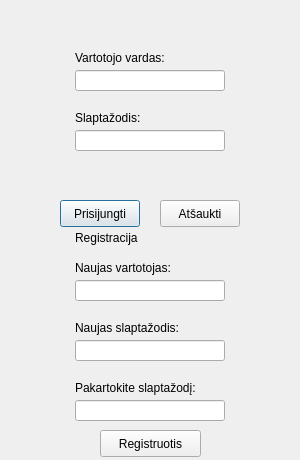
Above: src/window/login_window.ui from lukasjarutis/StudentCalendar before the change. Below: the same form after it.
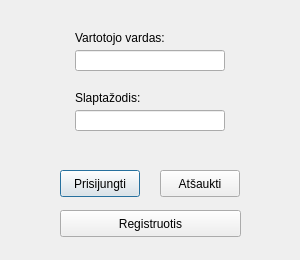
That is the form after the change.

Commit message: Open registration in separate dialog

```diff
--- a/src/window/login_window.ui
+++ b/src/window/login_window.ui
@@ -7,7 +7,7 @@
     <x>0</x>
     <y>0</y>
     <width>300</width>
-    <height>460</height>
+    <height>260</height>
    </rect>
   </property>
   <property name="windowTitle">
@@ -20,7 +20,7 @@
    <property name="geometry">
     <rect>
      <x>75</x>
-     <y>50</y>
+     <y>30</y>
      <width>150</width>
      <height>16</height>
     </rect>
@@ -36,7 +36,7 @@
    <property name="geometry">
     <rect>
      <x>75</x>
-     <y>110</y>
+     <y>90</y>
      <width>150</width>
      <height>16</height>
     </rect>
@@ -52,7 +52,7 @@
    <property name="geometry">
     <rect>
      <x>75</x>
-     <y>70</y>
+     <y>50</y>
      <width>150</width>
      <height>21</height>
     </rect>
@@ -62,7 +62,7 @@
    <property name="geometry">
     <rect>
      <x>75</x>
-     <y>130</y>
+     <y>110</y>
      <width>150</width>
      <height>21</height>
     </rect>
@@ -75,7 +75,7 @@
    <property name="geometry">
     <rect>
      <x>60</x>
-     <y>200</y>
+     <y>170</y>
      <width>80</width>
      <height>27</height>
     </rect>
@@ -88,7 +88,7 @@
    <property name="geometry">
     <rect>
      <x>160</x>
-     <y>200</y>
+     <y>170</y>
      <width>80</width>
      <height>27</height>
     </rect>
@@ -100,113 +100,25 @@
   <widget class="QLabel" name="labelError">
    <property name="geometry">
     <rect>
-     <x>75</x>
-     <y>170</y>
-     <width>150</width>
+     <x>40</x>
+     <y>140</y>
+     <width>221</width>
      <height>16</height>
     </rect>
    </property>
-   <property name="locale">
-    <locale language="Lithuanian" country="Lithuania"/>
+   <property name="alignment">
+    <set>Qt::AlignCenter</set>
    </property>
    <property name="text">
     <string/>
    </property>
   </widget>
-  <widget class="QLabel" name="labelRegisterHeader">
+  <widget class="QPushButton" name="buttonOpenRegister">
    <property name="geometry">
     <rect>
-     <x>75</x>
-     <y>230</y>
-     <width>150</width>
-     <height>16</height>
-    </rect>
-   </property>
-   <property name="text">
-    <string>Registracija</string>
-   </property>
-  </widget>
-  <widget class="QLabel" name="labelRegisterUsername">
-   <property name="geometry">
-    <rect>
-     <x>75</x>
-     <y>260</y>
-     <width>150</width>
-     <height>16</height>
-    </rect>
-   </property>
-   <property name="text">
-    <string>Naujas vartotojas:</string>
-   </property>
-  </widget>
-  <widget class="QLineEdit" name="lineEditRegisterUserName">
-   <property name="geometry">
-    <rect>
-     <x>75</x>
-     <y>280</y>
-     <width>150</width>
-     <height>21</height>
-    </rect>
-   </property>
-  </widget>
-  <widget class="QLabel" name="labelRegisterPassword">
-   <property name="geometry">
-    <rect>
-     <x>75</x>
-     <y>320</y>
-     <width>150</width>
-     <height>16</height>
-    </rect>
-   </property>
-   <property name="text">
-    <string>Naujas slaptažodis:</string>
-   </property>
-  </widget>
-  <widget class="QLineEdit" name="lineEditRegisterPassword">
-   <property name="geometry">
-    <rect>
-     <x>75</x>
-     <y>340</y>
-     <width>150</width>
-     <height>21</height>
-    </rect>
-   </property>
-   <property name="echoMode">
-    <enum>QLineEdit::Password</enum>
-   </property>
-  </widget>
-  <widget class="QLabel" name="labelConfirmPassword">
-   <property name="geometry">
-    <rect>
-     <x>75</x>
-     <y>380</y>
-     <width>150</width>
-     <height>16</height>
-    </rect>
-   </property>
-   <property name="text">
-    <string>Pakartokite slaptažodį:</string>
-   </property>
-  </widget>
-  <widget class="QLineEdit" name="lineEditConfirmPassword">
-   <property name="geometry">
-    <rect>
-     <x>75</x>
-     <y>400</y>
-     <width>150</width>
-     <height>21</height>
-    </rect>
-   </property>
-   <property name="echoMode">
-    <enum>QLineEdit::Password</enum>
-   </property>
-  </widget>
-  <widget class="QPushButton" name="buttonRegister">
-   <property name="geometry">
-    <rect>
-     <x>100</x>
-     <y>430</y>
-     <width>101</width>
+     <x>60</x>
+     <y>210</y>
+     <width>181</width>
      <height>27</height>
     </rect>
    </property>
```
The commit also changes 3 other files.
